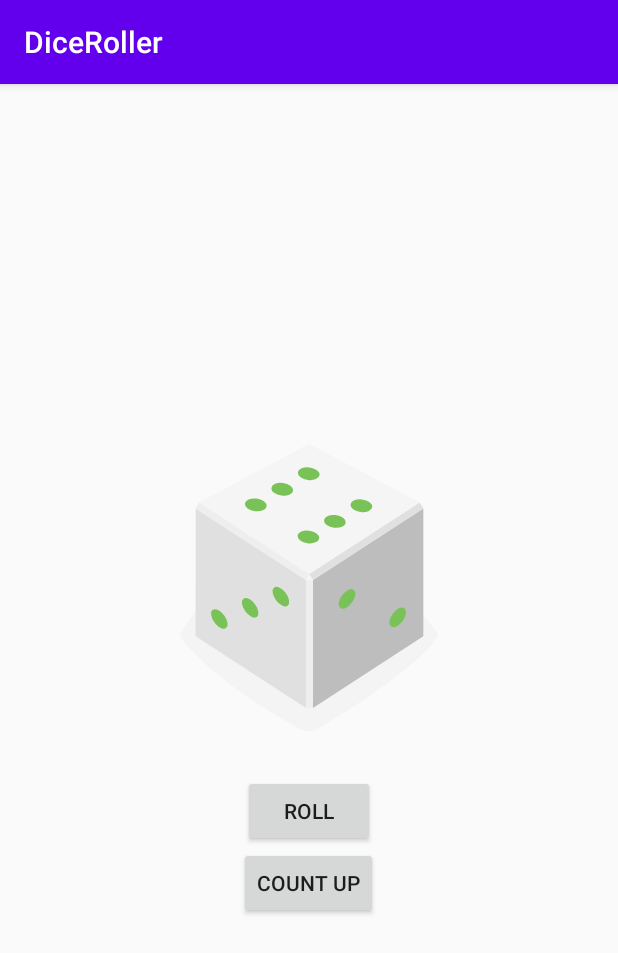
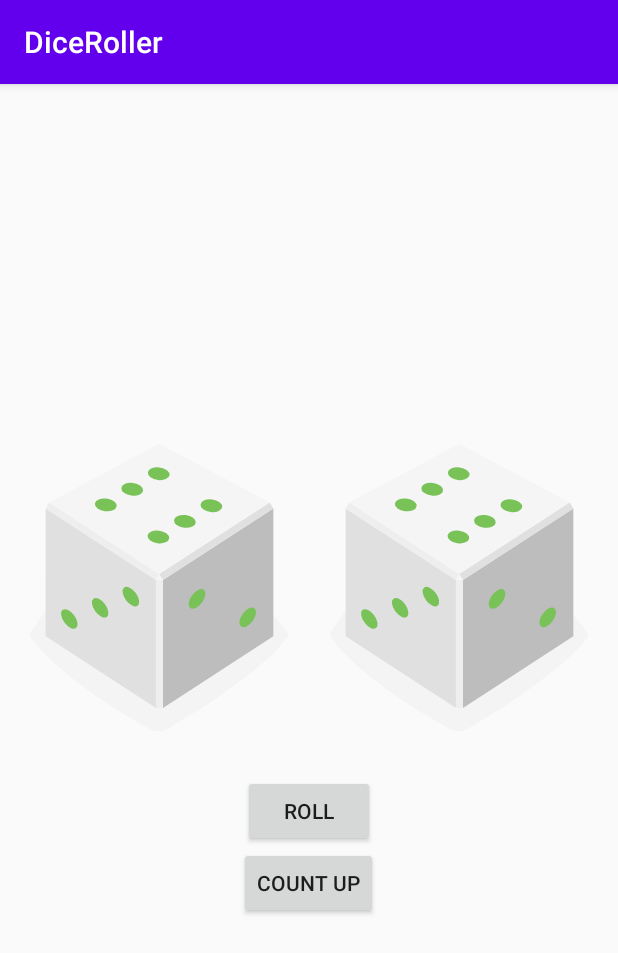
Before and after one commit to simopek/android_kotlin_fundamentals, an Android app: the screen it shows after launch (MainActivity), after a tap on "COUNT UP", on a phone screen of 412 x 824 dp. Shown: the top 953 px of the screen. Run offline under Robolectric (Android 15) with nearby library versions, the phone set to English and light mode, and no system bars; 1 other tap on this screen came first.

Commit message:
Add second dice

```diff
--- a/diceroller/app/src/main/java/com/simopek/diceroller/MainActivity.kt
+++ b/diceroller/app/src/main/java/com/simopek/diceroller/MainActivity.kt
@@ -8,14 +8,17 @@ import android.widget.TextView
 
 class MainActivity : AppCompatActivity() {
 
-    var currentDiceNumber = -1
-    lateinit var diceImageView: ImageView
+    private var currentDice1Number = -1
+    private var currentDice2Number = -1
+    lateinit var dice1ImageView: ImageView
+    lateinit var dice2ImageView: ImageView
 
     override fun onCreate(savedInstanceState: Bundle?) {
         super.onCreate(savedInstanceState)
         setContentView(R.layout.activity_main)
 
-        diceImageView = findViewById(R.id.dice_image)
+        dice1ImageView = findViewById(R.id.dice1_image)
+        dice2ImageView = findViewById(R.id.dice2_image)
 
         val rollButton: Button = findViewById(R.id.roll_button)
         rollButton.setOnClickListener { rollDice() }
@@ -25,24 +28,27 @@ class MainActivity : AppCompatActivity() {
 
     }
 
+    private fun incOrNopeDiceNumber(currentDiceNumber: Int) = if (currentDiceNumber >= 6) 6 else if (currentDiceNumber <= 0) 1 else currentDiceNumber + 1
+
     private fun countUp() {
 
-        currentDiceNumber = when {
-            currentDiceNumber >= 6 -> 6
-            currentDiceNumber <= 0 -> 1
-            else -> currentDiceNumber + 1
-        }
-        updateDiceImage(currentDiceNumber)
+        currentDice1Number = incOrNopeDiceNumber(currentDice1Number)
+        updateDiceImage(currentDice1Number, dice1ImageView)
+
+        currentDice2Number = incOrNopeDiceNumber(currentDice2Number)
+        updateDiceImage(currentDice2Number, dice2ImageView)
     }
 
     private fun rollDice() {
 
-        val diceNumber = (1..6).random()
-        currentDiceNumber  = diceNumber
-        updateDiceImage(diceNumber)
+        currentDice1Number = (1..6).random()
+        updateDiceImage(currentDice1Number, dice1ImageView)
+
+        currentDice2Number = (1..6).random()
+        updateDiceImage(currentDice2Number, dice2ImageView)
     }
 
-    private fun updateDiceImage(diceNumber: Int) {
+    private fun updateDiceImage(diceNumber: Int, diceImageView: ImageView) {
 
         val diceImage = when (diceNumber) {
             1 -> R.drawable.dice_1
--- a/diceroller/app/src/main/res/layout/activity_main.xml
+++ b/diceroller/app/src/main/res/layout/activity_main.xml
@@ -9,16 +9,32 @@
     android:layout_gravity="center_vertical"
     tools:context=".MainActivity" >
 
+    <LinearLayout
+        android:layout_width="wrap_content"
+        android:layout_height="wrap_content"
+        android:orientation="horizontal"
+        android:layout_gravity="center">
+
         <!-- the namespace "tools" is used to add attributes that are only used by IDE, tools
     and that are removed when the app is built
     -->
         <ImageView
-        android:id="@+id/dice_image"
+            android:id="@+id/dice1_image"
             android:layout_width="wrap_content"
             android:layout_height="wrap_content"
             android:layout_gravity="center_horizontal"
             android:src="@drawable/empty_dice"
             tools:src="@drawable/dice_4"/>
+
+        <ImageView
+            android:id="@+id/dice2_image"
+            android:layout_width="wrap_content"
+            android:layout_height="wrap_content"
+            android:layout_gravity="center_horizontal"
+            android:src="@drawable/empty_dice"
+            tools:src="@drawable/dice_4"/>
+
+    </LinearLayout>
 
     <Button
         android:id="@+id/roll_button"
```
Lines whose indentation alone changed are shown as unchanged.
